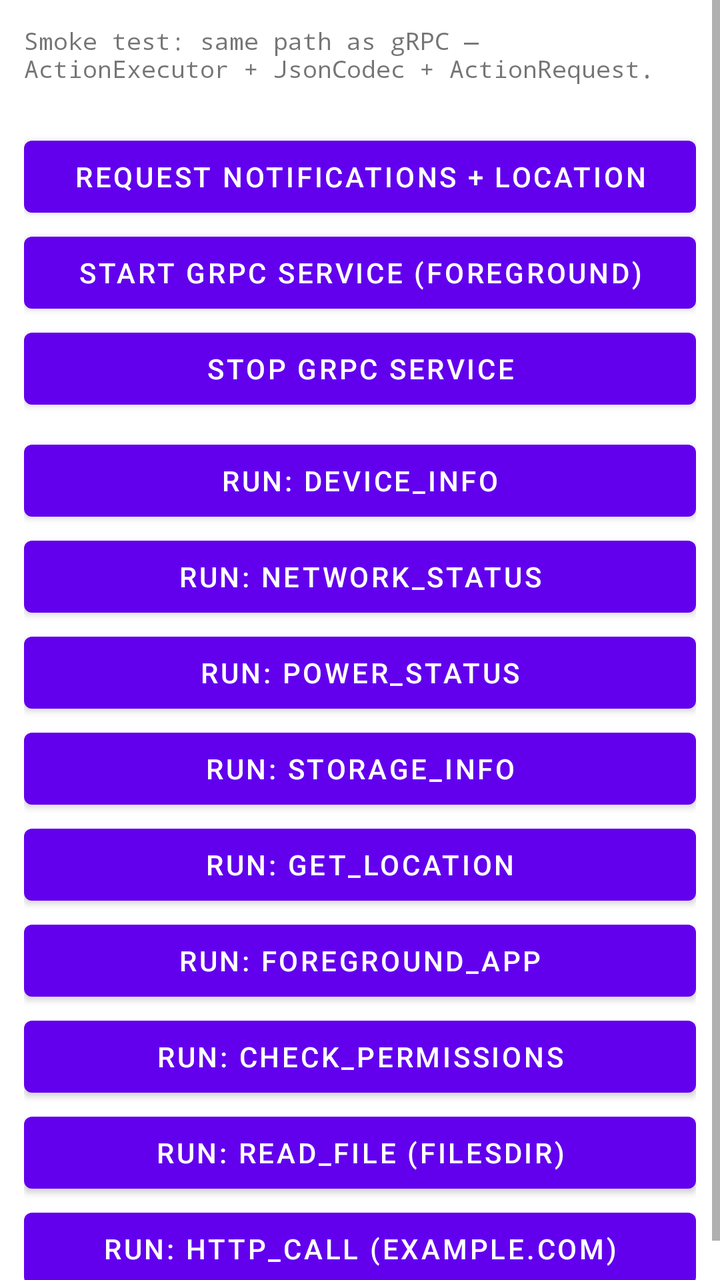
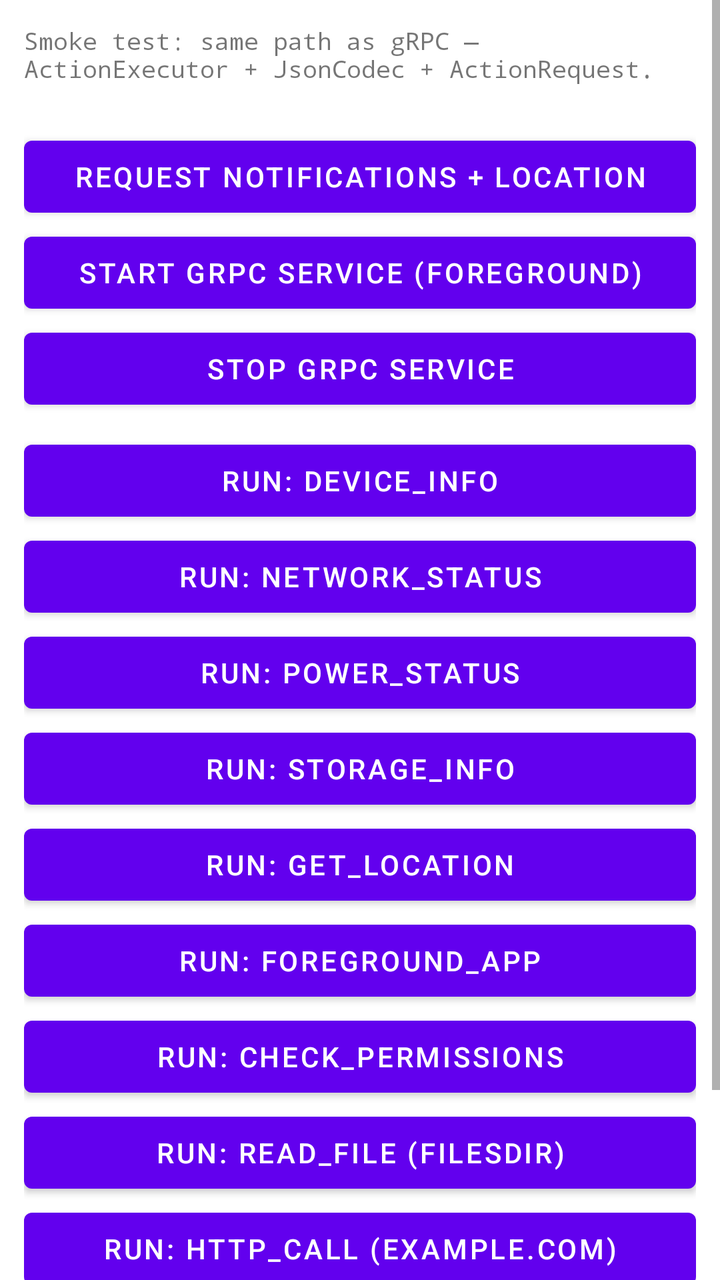

Screens rendered from an Android XML layout before and after an edit, with the pre-edit source and the edit as a unified diff.
<!-- AndroidManifest.xml: fallback theme Theme.MaterialComponents.DayNight.NoActionBar -->
<!-- res/layout/activity_main.xml -->
<?xml version="1.0" encoding="utf-8"?>
<ScrollView xmlns:android="http://schemas.android.com/apk/res/android"
    android:layout_width="match_parent"
    android:layout_height="match_parent"
    android:fillViewport="true">

    <LinearLayout
        android:layout_width="match_parent"
        android:layout_height="wrap_content"
        android:orientation="vertical"
        android:padding="12dp">

        <TextView
            android:id="@+id/resultText"
            android:layout_width="match_parent"
            android:layout_height="wrap_content"
            android:fontFamily="monospace"
            android:text="@string/log_hint"
            android:textIsSelectable="true"
            android:textSize="12sp" />

        <Button
            android:id="@+id/btnRequestPermissions"
            android:layout_width="match_parent"
            android:layout_height="wrap_content"
            android:layout_marginTop="8dp"
            android:text="@string/btn_request_permissions" />

        <Button
            android:id="@+id/btnStartService"
            android:layout_width="match_parent"
            android:layout_height="wrap_content"
            android:text="@string/btn_start_grpc_service" />

        <Button
            android:id="@+id/btnStopService"
            android:layout_width="match_parent"
            android:layout_height="wrap_content"
            android:text="@string/btn_stop_grpc_service" />

        <Button
            android:id="@+id/btnDeviceInfo"
            android:layout_width="match_parent"
            android:layout_height="wrap_content"
            android:layout_marginTop="8dp"
            android:text="@string/btn_run_device_info" />

        <Button
            android:id="@+id/btnNetworkStatus"
            android:layout_width="match_parent"
            android:layout_height="wrap_content"
            android:text="@string/btn_run_network_status" />

        <Button
            android:id="@+id/btnPowerStatus"
            android:layout_width="match_parent"
            android:layout_height="wrap_content"
            android:text="@string/btn_run_power_status" />

        <Button
            android:id="@+id/btnStorageInfo"
            android:layout_width="match_parent"
            android:layout_height="wrap_content"
            android:text="@string/btn_run_storage_info" />

        <Button
            android:id="@+id/btnLocation"
            android:layout_width="match_parent"
            android:layout_height="wrap_content"
            android:text="@string/btn_run_get_location" />

        <Button
            android:id="@+id/btnForegroundApp"
            android:layout_width="match_parent"
            android:layout_height="wrap_content"
            android:text="@string/btn_run_foreground_app" />

        <Button
            android:id="@+id/btnCheckPermissions"
            android:layout_width="match_parent"
            android:layout_height="wrap_content"
            android:text="@string/btn_run_check_permissions" />

        <Button
            android:id="@+id/btnReadFile"
            android:layout_width="match_parent"
            android:layout_height="wrap_content"
            android:text="@string/btn_run_read_file" />

        <Button
            android:id="@+id/btnHttpCall"
            android:layout_width="match_parent"
            android:layout_height="wrap_content"
            android:text="@string/btn_run_http_call" />
    </LinearLayout>
</ScrollView>
<!-- resources referenced by this layout -->
<resources>
  <string name="btn_request_permissions">Request notifications + location</string>
  <string name="btn_run_check_permissions">Run: check_permissions</string>
  <string name="btn_run_device_info">Run: device_info</string>
  <string name="btn_run_foreground_app">Run: foreground_app</string>
  <string name="btn_run_get_location">Run: get_location</string>
  <string name="btn_run_http_call">Run: http_call (example.com)</string>
  <string name="btn_run_network_status">Run: network_status</string>
  <string name="btn_run_power_status">Run: power_status</string>
  <string name="btn_run_read_file">Run: read_file (filesDir)</string>
  <string name="btn_run_storage_info">Run: storage_info</string>
  <string name="btn_start_grpc_service">Start gRPC service (foreground)</string>
  <string name="btn_stop_grpc_service">Stop gRPC service</string>
  <string name="log_hint">Smoke test: same path as gRPC — ActionExecutor + JsonCodec + ActionRequest.\n</string>
</resources>

<!-- the commit's change to res/layout/activity_main.xml (unified diff, before → after) -->
@@ -92,5 +92,25 @@
             android:layout_width="match_parent"
             android:layout_height="wrap_content"
             android:text="@string/btn_run_http_call" />
+
+        <TextView
+            android:layout_width="match_parent"
+            android:layout_height="wrap_content"
+            android:layout_marginTop="12dp"
+            android:text="@string/section_intent_actions"
+            android:textStyle="bold" />
+
+        <LinearLayout
+            android:id="@+id/intentButtonContainer"
+            android:layout_width="match_parent"
+            android:layout_height="wrap_content"
+            android:orientation="vertical" />
+
+        <Button
+            android:id="@+id/btnShowAudit"
+            android:layout_width="match_parent"
+            android:layout_height="wrap_content"
+            android:layout_marginTop="12dp"
+            android:text="@string/btn_show_audit_log" />
     </LinearLayout>
 </ScrollView>
<!-- resource entries referenced after the edit -->
@@ -10,8 +10,10 @@
   <string name="btn_run_power_status">Run: power_status</string>
   <string name="btn_run_read_file">Run: read_file (filesDir)</string>
   <string name="btn_run_storage_info">Run: storage_info</string>
+  <string name="btn_show_audit_log">Show action audit log</string>
   <string name="btn_start_grpc_service">Start gRPC service (foreground)</string>
   <string name="btn_stop_grpc_service">Stop gRPC service</string>
   <string name="log_hint">Smoke test: same path as gRPC — ActionExecutor + JsonCodec + ActionRequest.\n</string>
+  <string name="section_intent_actions">Android Intent actions (cross-app)</string>
 </resources>
 
